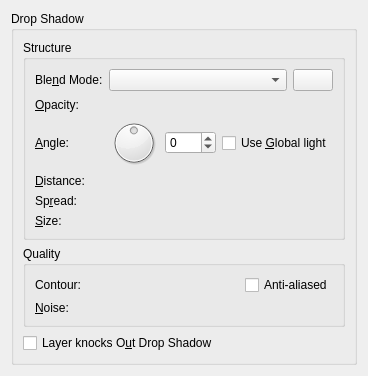
Above: libs/ui/layerstyles/wdgdropshadow.ui from KDE/krita before the change. Below: the same form after it.
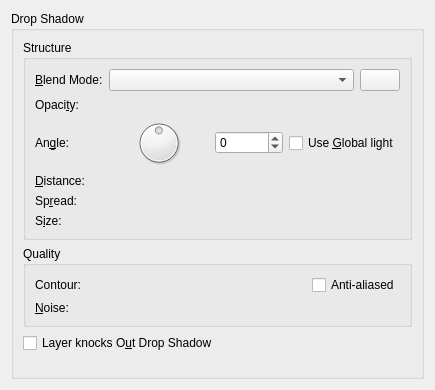
That is the form after the change. Custom widgets are drawn as their Qt base class.

Diff of the .ui file:
```diff
--- a/libs/ui/layerstyles/wdgdropshadow.ui
+++ b/libs/ui/layerstyles/wdgdropshadow.ui
@@ -6,8 +6,8 @@
    <rect>
     <x>0</x>
     <y>0</y>
-    <width>367</width>
-    <height>350</height>
+    <width>435</width>
+    <height>390</height>
    </rect>
   </property>
   <layout class="QGridLayout" name="gridLayout">
@@ -99,7 +99,7 @@
          <item row="0" column="0">
           <widget class="QLabel" name="label_13">
            <property name="text">
-            <string>Ble&amp;nd Mode:</string>
+            <string>&amp;Blend Mode:</string>
            </property>
            <property name="buddy">
             <cstring>cmbCompositeOp</cstring>
@@ -125,7 +125,7 @@
          <item row="1" column="0">
           <widget class="QLabel" name="label_14">
            <property name="text">
-            <string>&amp;Opacity:</string>
+            <string>Opaci&amp;ty:</string>
            </property>
            <property name="buddy">
             <cstring>intOpacity</cstring>
@@ -157,7 +157,7 @@
          <item row="2" column="0">
           <widget class="QLabel" name="label">
            <property name="text">
-            <string>&amp;Angle:</string>
+            <string>An&amp;gle:</string>
            </property>
            <property name="buddy">
             <cstring>dialAngle</cstring>
@@ -247,7 +247,7 @@
          <item row="5" column="0">
           <widget class="QLabel" name="label_4">
            <property name="text">
-            <string>&amp;Size:</string>
+            <string>S&amp;ize:</string>
            </property>
            <property name="buddy">
             <cstring>intSize</cstring>
@@ -286,6 +286,17 @@
   </layout>
  </widget>
  <customwidgets>
+  <customwidget>
+   <class>KisIntParseSpinBox</class>
+   <extends>QSpinBox</extends>
+   <header>kis_intparsespinbox.h</header>
+  </customwidget>
+  <customwidget>
+   <class>KisSliderSpinBox</class>
+   <extends>QWidget</extends>
+   <header location="global">kis_slider_spin_box.h</header>
+   <container>1</container>
+  </customwidget>
   <customwidget>
    <class>KColorButton</class>
    <extends>QPushButton</extends>
@@ -297,12 +308,6 @@
    <extends>QComboBox</extends>
    <header location="global">kis_cmb_composite.h</header>
   </customwidget>
-  <customwidget>
-   <class>KisSliderSpinBox</class>
-   <extends>QWidget</extends>
-   <header location="global">kis_slider_spin_box.h</header>
-   <container>1</container>
-  </customwidget>
   <customwidget>
    <class>KisCmbContour</class>
    <extends>QWidget</extends>
```
Left out of the diff: 2 changed lines with no effect on the pictures.
